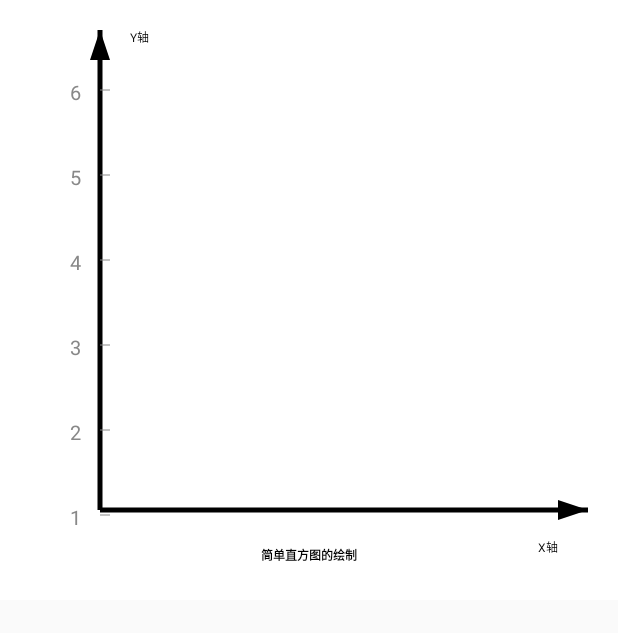
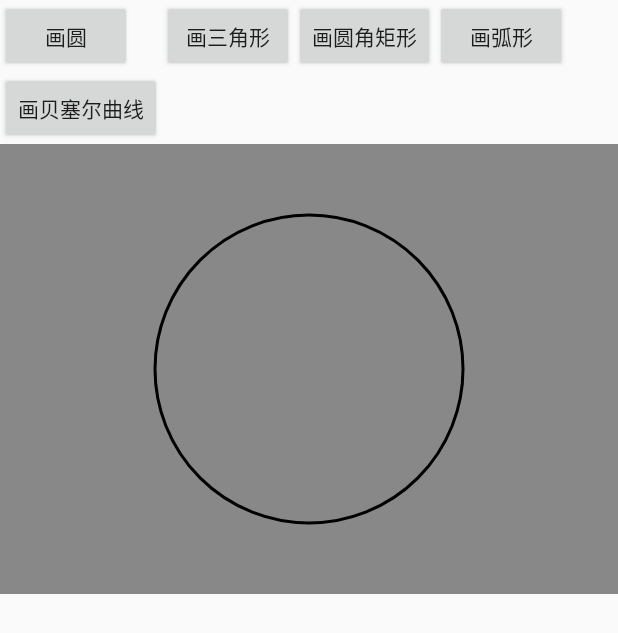
Before and after one commit to SunnyLy/MuKeNet, an Android app: the layout activity_simple_graph.xml on its own in the app's theme, with its tools: preview values and no code run, on a phone screen of 412 x 824 dp. Shown: the top 633 px of the screen. Run offline under Robolectric (Android 15) with nearby library versions, the phone set to English and light mode, and no system bars.

Commit message:
加入Android基础图形的绘制 。。。。。

```diff
--- a/app/src/main/AndroidManifest.xml
+++ b/app/src/main/AndroidManifest.xml
@@ -30,6 +30,7 @@
 
         <activity android:name=".basicchart.RadarChartActivity"/>
 
+        <activity android:name=".basicgraph.SimpleGraphActivity"/>
         <activity android:name=".basicgraph.SimpleColumnActivity"/>
         <activity android:name=".basicgraph.SimpleCurveActivity"/>
     </application>
--- a/app/src/main/java/chart/muke/com/mukechart/MainActivity.java
+++ b/app/src/main/java/chart/muke/com/mukechart/MainActivity.java
@@ -21,6 +21,7 @@ import chart.muke.com.mukechart.basicchart.PieChartActivity;
 import chart.muke.com.mukechart.basicchart.RadarChartActivity;
 import chart.muke.com.mukechart.basicgraph.SimpleColumnActivity;
 import chart.muke.com.mukechart.basicgraph.SimpleCurveActivity;
+import chart.muke.com.mukechart.basicgraph.SimpleGraphActivity;
 import chart.muke.com.mukechart.utils.MukeRouter;
 
 public class MainActivity extends ListActivity {
@@ -68,9 +69,12 @@ public class MainActivity extends ListActivity {
                         MukeRouter.jump2target(MainActivity.this, RadarChartActivity.class);
                         break;
                     case 6:
+                        MukeRouter.jump2target(MainActivity.this, SimpleGraphActivity.class);
+                        break;
+                    case 7:
                         MukeRouter.jump2target(MainActivity.this, SimpleColumnActivity.class);
                         break;
-                    case 7:
+                    case 8:
                         MukeRouter.jump2target(MainActivity.this, SimpleCurveActivity.class);
                         break;
                         default:
--- /dev/null
+++ b/app/src/main/java/chart/muke/com/mukechart/basicgraph/CanvasGraphView.java
@@ -0,0 +1,203 @@
+package chart.muke.com.mukechart.basicgraph;
+
+import android.content.Context;
+import android.graphics.Canvas;
+import android.graphics.Color;
+import android.graphics.Paint;
+import android.graphics.Path;
+import android.graphics.PointF;
+import android.graphics.PorterDuff;
+import android.graphics.PorterDuffXfermode;
+import android.graphics.Rect;
+import android.graphics.RectF;
+import android.support.annotation.Nullable;
+import android.util.AttributeSet;
+import android.util.DisplayMetrics;
+import android.util.Log;
+import android.view.View;
+
+import chart.muke.com.mukechart.constant.MukeConstant;
+import chart.muke.com.mukechart.utils.MukeUtils;
+
+/**
+ * ------------------------------------------------
+ * Copyright © 2014-2017 CLife. All Rights Reserved.
+ * Shenzhen H&T Intelligent Control Co.,Ltd.
+ * -----------------------------------------------
+ *
+ * @Author sunny
+ * @Date 2017/9/28  14:21
+ * @Version v1.0.0
+ * @Annotation
+ */
+public class CanvasGraphView extends View {
+
+    private Context mContext;
+
+    Paint mPaint;
+
+    int mPaintColor = Color.BLACK;
+
+    Paint.Style mStyle = Paint.Style.STROKE;
+
+    int mViewStyle = MukeConstant.ViewStyle.NONE;
+
+    int offesetX = 100;
+    int offesetY = 100;
+    int padding = 35;
+
+    int width,height;
+
+    public CanvasGraphView setmPaintColor(int mPaintColor) {
+        this.mPaintColor = mPaintColor;
+        return this;
+    }
+
+    public CanvasGraphView setStyle(Paint.Style mStyle) {
+        this.mStyle = mStyle;
+        return this;
+    }
+
+    public CanvasGraphView setViewStyle(int mViewStyle) {
+        this.mViewStyle = mViewStyle;
+        return this;
+    }
+
+    public void build() {
+        if (mPaint != null){
+            mPaint.reset();
+            mPaint.setAntiAlias(true);
+            mPaint.setDither(true);
+        }
+        invalidate();
+    }
+
+    public CanvasGraphView(Context context) {
+        this(context, null);
+    }
+
+    public CanvasGraphView(Context context, @Nullable AttributeSet attrs) {
+        this(context, attrs, -1);
+    }
+
+    public CanvasGraphView(Context context, @Nullable AttributeSet attrs, int defStyleAttr) {
+        super(context, attrs, defStyleAttr);
+        mContext = context;
+        initView();
+    }
+
+    private void initView() {
+        mPaint = new Paint();
+        mPaint.setAntiAlias(true);
+        mPaint.setDither(true);
+    }
+
+    @Override
+    protected void onMeasure(int widthMeasureSpec, int heightMeasureSpec) {
+        super.onMeasure(widthMeasureSpec, heightMeasureSpec);
+        int widthMode = MeasureSpec.getMode(widthMeasureSpec);
+        int heightMode = MeasureSpec.getMode(heightMeasureSpec);
+        int widthSize = MeasureSpec.getSize(widthMeasureSpec);
+        int heightSize = MeasureSpec.getSize(heightMeasureSpec);
+
+        int[] screenSize = MukeUtils.getScreenWidth_Height(mContext);
+        if (widthMode == MeasureSpec.EXACTLY){
+            //如果父布局已经给定宽度大小
+            //表现形式为：match_parent或具体的值
+            width = widthSize;
+        }else if (widthMode == MeasureSpec.UNSPECIFIED){
+            //当父控件对子控件无任何约束条件时，子控件可以想要任何大小
+            width = screenSize[0];//赋屏幕宽度
+        }else if (widthMode == MeasureSpec.AT_MOST){
+            width = screenSize[0];//最多不超过屏幕宽度
+        }
+
+
+        if (heightMode == MeasureSpec.EXACTLY){
+            height = heightSize;
+        }else if (heightMode == MeasureSpec.UNSPECIFIED || heightMode == MeasureSpec.AT_MOST){
+            height = screenSize[1];
+        }
+
+        Log.e(",,,,", "widthMode:" + widthMode + ",heightMode:" + heightMode + ",widthSize:" + widthSize + ",heightSize:" + heightSize);
+    }
+
+    @Override
+    protected void onDraw(Canvas canvas) {
+        super.onDraw(canvas);
+
+        Paint paint = new Paint();
+        paint.setXfermode(new PorterDuffXfermode(PorterDuff.Mode.CLEAR));
+        canvas.drawPaint(paint);
+        canvas.drawColor(Color.GRAY);
+        paint.setXfermode(new PorterDuffXfermode(PorterDuff.Mode.SRC));
+        offesetX = width/2;
+        offesetY = getHeight()/2;
+        mPaint.setColor(mPaintColor);
+        mPaint.setStrokeWidth(3);
+        mPaint.setStyle(mStyle);
+        int radius = offesetX/2;
+        switch (mViewStyle) {
+            case MukeConstant.ViewStyle.ROUND_RECT:
+                RectF rect = new RectF();
+                rect.left = offesetX - radius;
+                rect.top = offesetY - radius/2;
+                rect.bottom = offesetY + radius/2;
+                rect.right = offesetX + radius;
+                canvas.drawRoundRect(rect,20,20,mPaint);
+                break;
+
+            case MukeConstant.ViewStyle.TRIANGLE:
+                //A点
+                int verAx = offesetX - radius;
+                int verAy = offesetY + radius;
+
+                //B点
+                int verBx = verAx + radius*2;
+                int verBy = verAy;
+
+                //C点
+                int verCx = offesetX;
+                int verCy = offesetY - radius;
+
+                Path trianglePath = new Path();
+                trianglePath.moveTo(verAx,verAy);
+                trianglePath.lineTo(verBx,verBy);
+                trianglePath.lineTo(verCx,verCy);
+                trianglePath.close();
+
+                canvas.drawPath(trianglePath,mPaint);
+                break;
+            case MukeConstant.ViewStyle.BEZIER:
+                //画多元贝塞尔曲线
+                Path bezierPath = new Path();
+                PointF startP = new PointF();
+                startP.set(offesetX - radius,offesetY+radius/2);
+                PointF controlP1 = new PointF();
+                controlP1.set(offesetX - radius/2,offesetY + radius/4);
+                PointF controlP2 = new PointF();
+                controlP2.set(offesetX+radius/2,offesetY-radius);
+                PointF endP = new PointF();
+                endP.set(offesetX+radius,offesetY+radius/2);
+                bezierPath.moveTo(startP.x,startP.y);
+                bezierPath.cubicTo(controlP1.x,controlP1.y,controlP2.x,controlP2.y,endP.x,endP.y);
+                canvas.drawPath(bezierPath,mPaint);
+
+                break;
+            case MukeConstant.ViewStyle.ARC:
+                RectF rectF = new RectF();
+                rectF.left = offesetX - radius;
+                rectF.right = offesetX + radius;
+                rectF.top = offesetY - radius;
+                rectF.bottom = offesetY+radius;
+                canvas.drawArc(rectF,150,240,true,mPaint);
+                break;
+            case MukeConstant.ViewStyle.NONE:
+            case MukeConstant.ViewStyle.CIRCLE:
+                Log.e(",,,,,", "offesetX:" + offesetX + ",offsetY:" + offesetY + ",top:" + getTop());
+                canvas.drawCircle(offesetX, offesetY, offesetX / 2, mPaint);
+            default:
+                break;
+        }
+    }
+}
--- a/app/src/main/java/chart/muke/com/mukechart/basicgraph/SimpleColumnActivity.java
+++ b/app/src/main/java/chart/muke/com/mukechart/basicgraph/SimpleColumnActivity.java
@@ -21,7 +21,7 @@ public class SimpleColumnActivity extends MukeBaseActivity {
 
     @Override
     public int getLayoutId() {
-        return R.layout.activity_simple_graph;
+        return R.layout.activity_simple_column;
     }
 
     @Override
@@ -32,7 +32,7 @@ public class SimpleColumnActivity extends MukeBaseActivity {
     @Override
     protected void initParams() {
 
-        setTitle(R.string.title_simple_graph);
+        setTitle(R.string.title_simple_column);
 
         mColumnView.setXAxisValue(10, 9);
         mColumnView.setYAxisValue(10,7);
--- a/app/src/main/java/chart/muke/com/mukechart/utils/MukeUtils.java
+++ b/app/src/main/java/chart/muke/com/mukechart/utils/MukeUtils.java
@@ -1,7 +1,14 @@
 package chart.muke.com.mukechart.utils;
 
+import android.content.Context;
 import android.content.res.Resources;
+import android.support.annotation.NonNull;
+import android.util.DisplayMetrics;
 import android.util.TypedValue;
+import android.view.Display;
+import android.view.WindowManager;
+
+import static android.content.Context.WINDOW_SERVICE;
 
 /**
  * ------------------------------------------------
@@ -27,4 +34,11 @@ public class MukeUtils {
         return (int) TypedValue.applyDimension(TypedValue.COMPLEX_UNIT_SP, sp,
                 Resources.getSystem().getDisplayMetrics());
     }
+
+    public static int[] getScreenWidth_Height(@NonNull Context context){
+        Display display = ((WindowManager)context.getSystemService(WINDOW_SERVICE)).getDefaultDisplay();
+        int height = display.getHeight();
+        int width = display.getWidth();
+        return new int[]{width,height};
+    }
 }
--- a/app/src/main/res/layout/activity_simple_graph.xml
+++ b/app/src/main/res/layout/activity_simple_graph.xml
@@ -1,15 +1,35 @@
 <?xml version="1.0" encoding="utf-8"?>
 <LinearLayout xmlns:android="http://schemas.android.com/apk/res/android"
-    xmlns:app="http://schemas.android.com/apk/res-auto"
     android:orientation="vertical"
     android:layout_width="match_parent"
     android:layout_height="match_parent">
 
-    <chart.muke.com.mukechart.basicgraph.MukeColumnView
-        android:id="@+id/column_view"
+
+    <GridLayout
         android:layout_width="match_parent"
-        android:layout_height="400dp"
-        app:graphTitle="简单直方图的绘制"
-        app:X_AxisName="X轴"
-        app:Y_AxisName ="Y轴"/>
+        android:layout_height="wrap_content"
+        android:columnCount="4">
+
+        <Button
+            android:text="画圆"
+            android:onClick="drawCircle"
+            />
+        <Button
+            android:text="画三角形"
+            android:onClick="drawTriangle"/>
+        <Button
+            android:text="画圆角矩形"
+            android:onClick="drawRect"/>
+        <Button
+            android:text="画弧形"
+            android:onClick="drawArc"/>
+        <Button
+            android:text="画贝塞尔曲线"
+            android:onClick="drawBezier"/>
+    </GridLayout>
+
+    <chart.muke.com.mukechart.basicgraph.CanvasGraphView
+        android:id="@+id/basic_graph"
+        android:layout_width="match_parent"
+        android:layout_height="300dp" />
 </LinearLayout>
--- a/app/src/main/res/values/strings.xml
+++ b/app/src/main/res/values/strings.xml
@@ -10,7 +10,8 @@
     <string name="no_data">暂无数据</string>
     <string name="pie_center">利用MPAC来实现饼状图</string>
     <string name="title_randar_chart">MPAC实现雷达图</string>
-    <string name="title_simple_graph">简单直方图的绘制</string>
+    <string name="title_simple_graph">基础图形的绘制</string>
+    <string name="title_simple_column">简单直方图的绘制</string>
     <string name="title_simple_curve">简单曲线图的绘制</string>
 
     <string-array name="chart_types">
@@ -20,6 +21,7 @@
         <item>MPAC实现K线图</item>
         <item>MPAC实现饼状图</item>
         <item>MPAC实现雷达图</item>
+        <item>Android基本图形的绘制</item>
         <item>简单直方图的绘制</item>
         <item>简单曲线图的绘制</item>
     </string-array>
```
Also changed, not shown: app/src/main/java/chart/muke/com/mukechart/basicgraph/SimpleGraphActivity.java (added, +102 -0 lines), app/src/main/java/chart/muke/com/mukechart/constant/MukeConstant.java (added, +27 -0 lines), app/src/main/res/layout/activity_simple_column.xml (added, +15 -0 lines).
